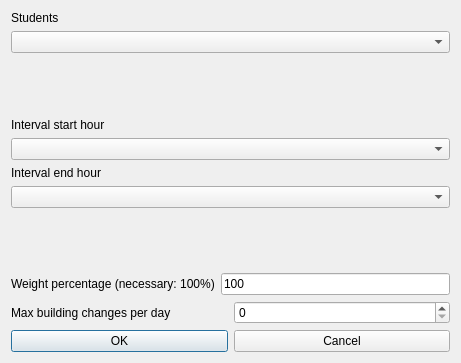
The window that fet/src/interface/modifyconstraintstudentssetmaxbuildingchangesperdayinintervalform_template.ui (vonmecheln/fet) describes before a commit, drawn with Qt 5.
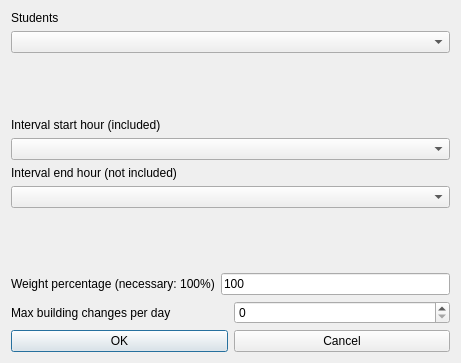
The same window after the commit.

```diff
--- a/fet/src/interface/modifyconstraintstudentssetmaxbuildingchangesperdayinintervalform_template.ui
+++ b/fet/src/interface/modifyconstraintstudentssetmaxbuildingchangesperdayinintervalform_template.ui
@@ -74,7 +74,7 @@
         <enum>QFrame::Plain</enum>
        </property>
        <property name="text">
-        <string>Interval start hour</string>
+        <string extracomment="This field refers to a constraint operating on a given hourly interval. The selected start hour of the interval is included (is counted) in the constraint, while the selected end hour of the interval is not included (is not counted) in the constraint.">Interval start hour (included)</string>
        </property>
        <property name="wordWrap">
         <bool>false</bool>
@@ -107,7 +107,7 @@
         <enum>QFrame::Plain</enum>
        </property>
        <property name="text">
-        <string>Interval end hour</string>
+        <string extracomment="This field refers to a constraint operating on a given hourly interval. The selected start hour of the interval is included (is counted) in the constraint, while the selected end hour of the interval is not included (is not counted) in the constraint.">Interval end hour (not included)</string>
        </property>
        <property name="wordWrap">
         <bool>false</bool>
```
